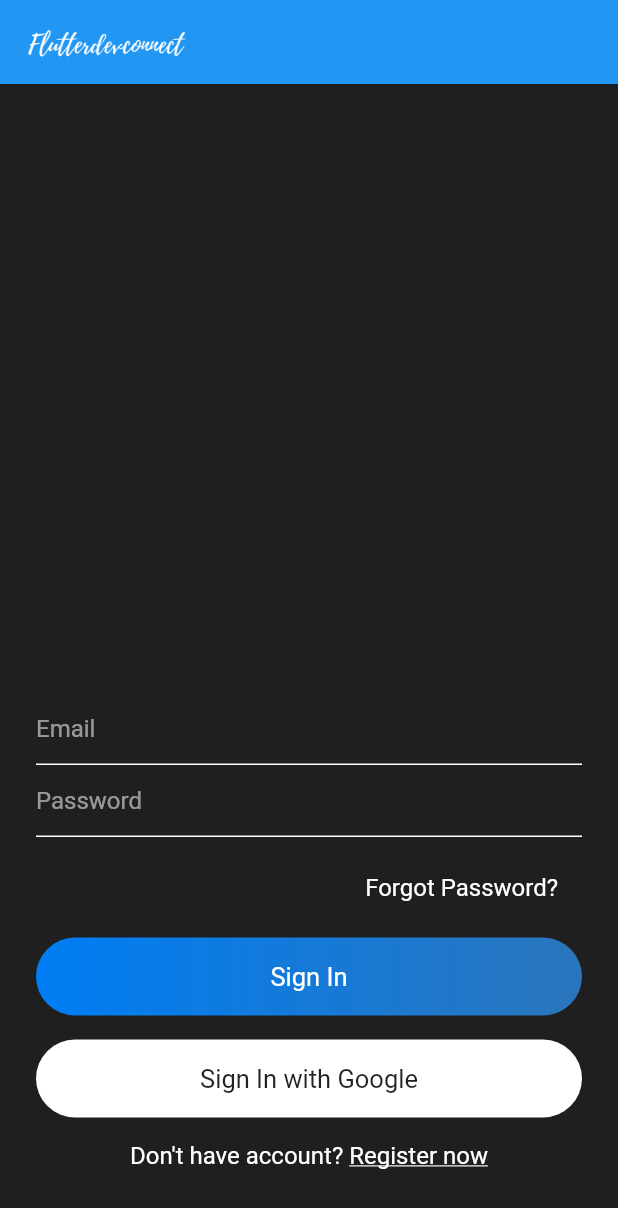
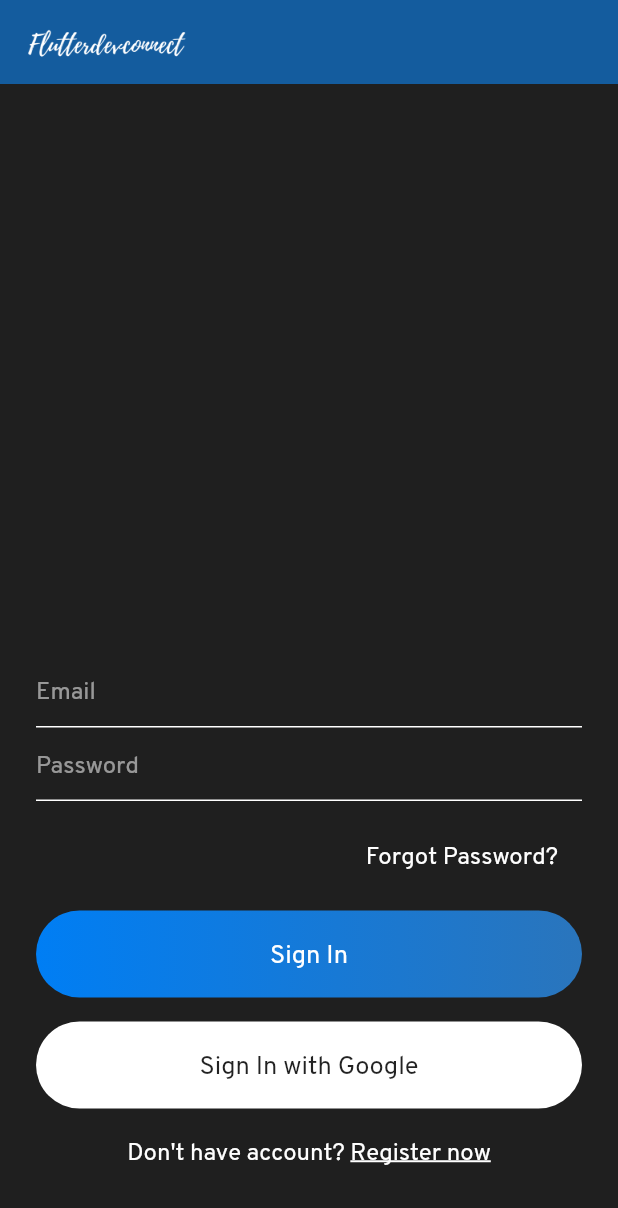
Before and after one commit to TawhidHassan/flutter-chat-app, a Flutter app: the screen it shows after launch, on a phone screen of 412 x 824 dp. Shown: the top 1208 px of the screen. Run offline on Flutter 3.47's test engine with Material 2 defaults, Android fonts, the phone set to English and light mode, and no system bars; our stand-ins replace cloud_firestore, firebase_auth, google_sign_in, shared_preferences; accounts and stored records are empty.

```diff
--- a/lib/main.dart
+++ b/lib/main.dart
@@ -1,26 +1,56 @@
 import 'package:flutter/material.dart';
+import 'package:flutter_chat_app/views/chatsRooms.dart';
 import 'package:flutter_chat_app/views/sigin.dart';
 import 'package:flutter_chat_app/views/signup.dart';
 
 import 'helper/authenticate.dart';
+import 'helper/helperfunctions.dart';
 
 void main() {
   runApp(MyApp());
 }
 
-class MyApp extends StatelessWidget {
+class MyApp extends StatefulWidget {
   // This widget is the root of your application.
+  @override
+  _MyAppState createState() => _MyAppState();
+}
+
+class _MyAppState extends State<MyApp> {
+  bool userIsLoggedIn;
+  @override
+  void initState() {
+    getLoggedInState();
+    super.initState();
+  }
+  getLoggedInState() async {
+    await HelperFunctions.getUserLoggedInSharedPreference().then((value){
+      setState(() {
+        userIsLoggedIn  = value;
+      });
+    });
+  }
+
+
+
   @override
   Widget build(BuildContext context) {
     return MaterialApp(
+      title: 'FlutterChat',
       debugShowCheckedModeBanner: false,
-      title: 'Flutter Demo',
       theme: ThemeData(
+        primaryColor: Color(0xff145C9E),
         scaffoldBackgroundColor: Color(0xff1F1F1F),
-        primarySwatch: Colors.blue,
+        accentColor: Color(0xff007EF4),
+        fontFamily: "OverpassRegular",
         visualDensity: VisualDensity.adaptivePlatformDensity,
       ),
-      home: Authenticate(),
+      home: userIsLoggedIn != null ?  userIsLoggedIn ? ChatRoom() : Authenticate()
+          : Container(
+        child: Center(
+          child: Authenticate(),
+        ),
+      ),
     );
   }
 }
```
